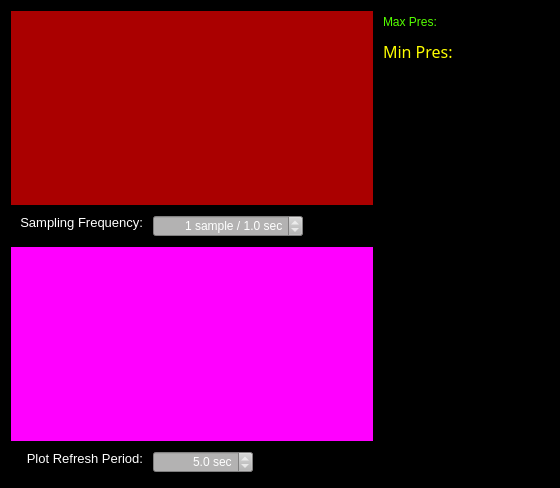
First picture: the form in QtCreatorUI/mainwidget.ui, repository ScottHaileRobertson/DukeVentilator, before the edit.
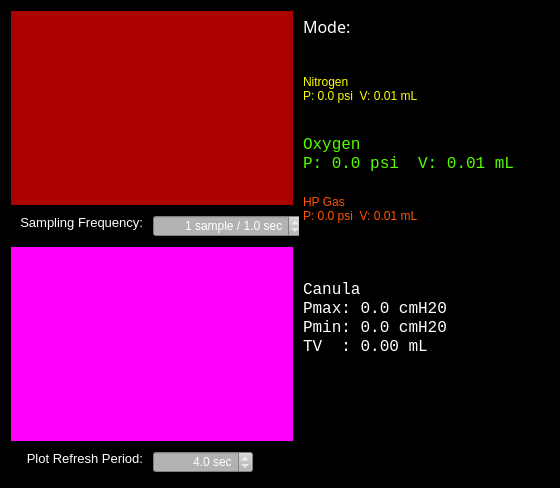
Second picture: the form after the edit. Custom widgets are drawn as their Qt base class.

```diff
--- a/QtCreatorUI/mainwidget.ui
+++ b/QtCreatorUI/mainwidget.ui
@@ -315,10 +315,10 @@
             <double>0.500000000000000</double>
            </property>
            <property name="maximum">
-            <double>60.000000000000000</double>
+            <double>20.000000000000000</double>
            </property>
            <property name="value">
-            <double>5.000000000000000</double>
+            <double>4.000000000000000</double>
            </property>
           </widget>
          </item>
@@ -357,73 +357,27 @@
          </property>
          <property name="minimumSize">
           <size>
-           <width>170</width>
+           <width>250</width>
            <height>0</height>
           </size>
          </property>
          <property name="maximumSize">
           <size>
-           <width>170</width>
-           <height>25</height>
-          </size>
-         </property>
-         <property name="styleSheet">
-          <string notr="true">color: rgb(85, 255, 0);
-font: 75 12pt &quot;Droid Sans&quot;;</string>
-         </property>
-         <property name="frameShape">
-          <enum>QFrame::NoFrame</enum>
-         </property>
-         <property name="frameShadow">
-          <enum>QFrame::Plain</enum>
-         </property>
-         <property name="lineWidth">
-          <number>0</number>
-         </property>
-         <property name="verticalScrollBarPolicy">
-          <enum>Qt::ScrollBarAlwaysOff</enum>
-         </property>
-         <property name="horizontalScrollBarPolicy">
-          <enum>Qt::ScrollBarAlwaysOff</enum>
-         </property>
-         <property name="plainText">
-          <string>Max Pres:
-</string>
-         </property>
-        </widget>
-       </item>
-       <item>
-        <widget class="QPlainTextEdit" name="minPressureText">
-         <property name="sizePolicy">
-          <sizepolicy hsizetype="Fixed" vsizetype="Expanding">
-           <horstretch>0</horstretch>
-           <verstretch>0</verstretch>
-          </sizepolicy>
-         </property>
-         <property name="minimumSize">
-          <size>
-           <width>170</width>
-           <height>0</height>
-          </size>
-         </property>
-         <property name="maximumSize">
-          <size>
-           <width>170</width>
-           <height>25</height>
+           <width>250</width>
+           <height>60</height>
           </size>
          </property>
          <property name="font">
           <font>
            <family>Droid Sans</family>
            <pointsize>12</pointsize>
-           <weight>9</weight>
+           <weight>50</weight>
            <italic>false</italic>
            <bold>false</bold>
           </font>
          </property>
          <property name="styleSheet">
-          <string notr="true">font: 75 12pt &quot;Droid Sans&quot;;
-color: rgb(255, 255, 0);</string>
+          <string notr="true">font: 12pt &quot;Droid Sans&quot;;</string>
          </property>
          <property name="frameShape">
           <enum>QFrame::NoFrame</enum>
@@ -441,7 +395,219 @@
           <enum>Qt::ScrollBarAlwaysOff</enum>
          </property>
          <property name="plainText">
-          <string>Min Pres:</string>
+          <string>Mode: </string>
+         </property>
+        </widget>
+       </item>
+       <item>
+        <widget class="QPlainTextEdit" name="nitrogenText">
+         <property name="sizePolicy">
+          <sizepolicy hsizetype="Fixed" vsizetype="Minimum">
+           <horstretch>0</horstretch>
+           <verstretch>0</verstretch>
+          </sizepolicy>
+         </property>
+         <property name="minimumSize">
+          <size>
+           <width>250</width>
+           <height>0</height>
+          </size>
+         </property>
+         <property name="maximumSize">
+          <size>
+           <width>250</width>
+           <height>60</height>
+          </size>
+         </property>
+         <property name="styleSheet">
+          <string notr="true">color: rgb(255, 255, 0);
+font: 12pt &quot;Monospace&quot;;</string>
+         </property>
+         <property name="frameShape">
+          <enum>QFrame::NoFrame</enum>
+         </property>
+         <property name="frameShadow">
+          <enum>QFrame::Plain</enum>
+         </property>
+         <property name="lineWidth">
+          <number>0</number>
+         </property>
+         <property name="verticalScrollBarPolicy">
+          <enum>Qt::ScrollBarAlwaysOff</enum>
+         </property>
+         <property name="horizontalScrollBarPolicy">
+          <enum>Qt::ScrollBarAlwaysOff</enum>
+         </property>
+         <property name="sizeAdjustPolicy">
+          <enum>QAbstractScrollArea::AdjustIgnored</enum>
+         </property>
+         <property name="plainText">
+          <string>Nitrogen
+P: 0.0 psi  V: 0.01 mL</string>
+         </property>
+        </widget>
+       </item>
+       <item>
+        <widget class="QPlainTextEdit" name="oxygenText">
+         <property name="sizePolicy">
+          <sizepolicy hsizetype="Fixed" vsizetype="Minimum">
+           <horstretch>0</horstretch>
+           <verstretch>0</verstretch>
+          </sizepolicy>
+         </property>
+         <property name="minimumSize">
+          <size>
+           <width>250</width>
+           <height>0</height>
+          </size>
+         </property>
+         <property name="maximumSize">
+          <size>
+           <width>250</width>
+           <height>60</height>
+          </size>
+         </property>
+         <property name="font">
+          <font>
+           <family>Monospace</family>
+           <pointsize>12</pointsize>
+           <weight>50</weight>
+           <italic>false</italic>
+           <bold>false</bold>
+          </font>
+         </property>
+         <property name="styleSheet">
+          <string notr="true">color: rgb(85, 255, 0);
+font: 12pt &quot;Monospace&quot;;</string>
+         </property>
+         <property name="frameShape">
+          <enum>QFrame::NoFrame</enum>
+         </property>
+         <property name="frameShadow">
+          <enum>QFrame::Plain</enum>
+         </property>
+         <property name="lineWidth">
+          <number>0</number>
+         </property>
+         <property name="verticalScrollBarPolicy">
+          <enum>Qt::ScrollBarAlwaysOff</enum>
+         </property>
+         <property name="horizontalScrollBarPolicy">
+          <enum>Qt::ScrollBarAlwaysOff</enum>
+         </property>
+         <property name="sizeAdjustPolicy">
+          <enum>QAbstractScrollArea::AdjustIgnored</enum>
+         </property>
+         <property name="plainText">
+          <string>Oxygen
+P: 0.0 psi  V: 0.01 mL</string>
+         </property>
+         <property name="tabStopWidth">
+          <number>73</number>
+         </property>
+        </widget>
+       </item>
+       <item>
+        <widget class="QPlainTextEdit" name="hpText">
+         <property name="sizePolicy">
+          <sizepolicy hsizetype="Fixed" vsizetype="Minimum">
+           <horstretch>0</horstretch>
+           <verstretch>0</verstretch>
+          </sizepolicy>
+         </property>
+         <property name="minimumSize">
+          <size>
+           <width>250</width>
+           <height>0</height>
+          </size>
+         </property>
+         <property name="maximumSize">
+          <size>
+           <width>250</width>
+           <height>85</height>
+          </size>
+         </property>
+         <property name="styleSheet">
+          <string notr="true">color: rgb(255, 85, 0);
+font: 12pt &quot;Monospace&quot;;</string>
+         </property>
+         <property name="frameShape">
+          <enum>QFrame::NoFrame</enum>
+         </property>
+         <property name="frameShadow">
+          <enum>QFrame::Plain</enum>
+         </property>
+         <property name="lineWidth">
+          <number>0</number>
+         </property>
+         <property name="verticalScrollBarPolicy">
+          <enum>Qt::ScrollBarAlwaysOff</enum>
+         </property>
+         <property name="horizontalScrollBarPolicy">
+          <enum>Qt::ScrollBarAlwaysOff</enum>
+         </property>
+         <property name="sizeAdjustPolicy">
+          <enum>QAbstractScrollArea::AdjustIgnored</enum>
+         </property>
+         <property name="plainText">
+          <string>HP Gas
+P: 0.0 psi  V: 0.01 mL</string>
+         </property>
+        </widget>
+       </item>
+       <item>
+        <widget class="QPlainTextEdit" name="canulaText">
+         <property name="sizePolicy">
+          <sizepolicy hsizetype="Fixed" vsizetype="Minimum">
+           <horstretch>0</horstretch>
+           <verstretch>0</verstretch>
+          </sizepolicy>
+         </property>
+         <property name="minimumSize">
+          <size>
+           <width>250</width>
+           <height>0</height>
+          </size>
+         </property>
+         <property name="maximumSize">
+          <size>
+           <width>250</width>
+           <height>125</height>
+          </size>
+         </property>
+         <property name="font">
+          <font>
+           <family>Monospace</family>
+           <pointsize>12</pointsize>
+           <weight>50</weight>
+           <italic>false</italic>
+           <bold>false</bold>
+          </font>
+         </property>
+         <property name="styleSheet">
+          <string notr="true">font: 12pt &quot;Monospace&quot;;
+color:rgb(255,255,255);</string>
+         </property>
+         <property name="frameShape">
+          <enum>QFrame::NoFrame</enum>
+         </property>
+         <property name="frameShadow">
+          <enum>QFrame::Plain</enum>
+         </property>
+         <property name="lineWidth">
+          <number>0</number>
+         </property>
+         <property name="verticalScrollBarPolicy">
+          <enum>Qt::ScrollBarAlwaysOff</enum>
+         </property>
+         <property name="horizontalScrollBarPolicy">
+          <enum>Qt::ScrollBarAlwaysOff</enum>
+         </property>
+         <property name="plainText">
+          <string>Canula
+Pmax: 0.0 cmH20
+Pmin: 0.0 cmH20
+TV  : 0.00 mL</string>
          </property>
         </widget>
        </item>
```
Left out of the diff: 2 changed lines with no effect on the pictures.
